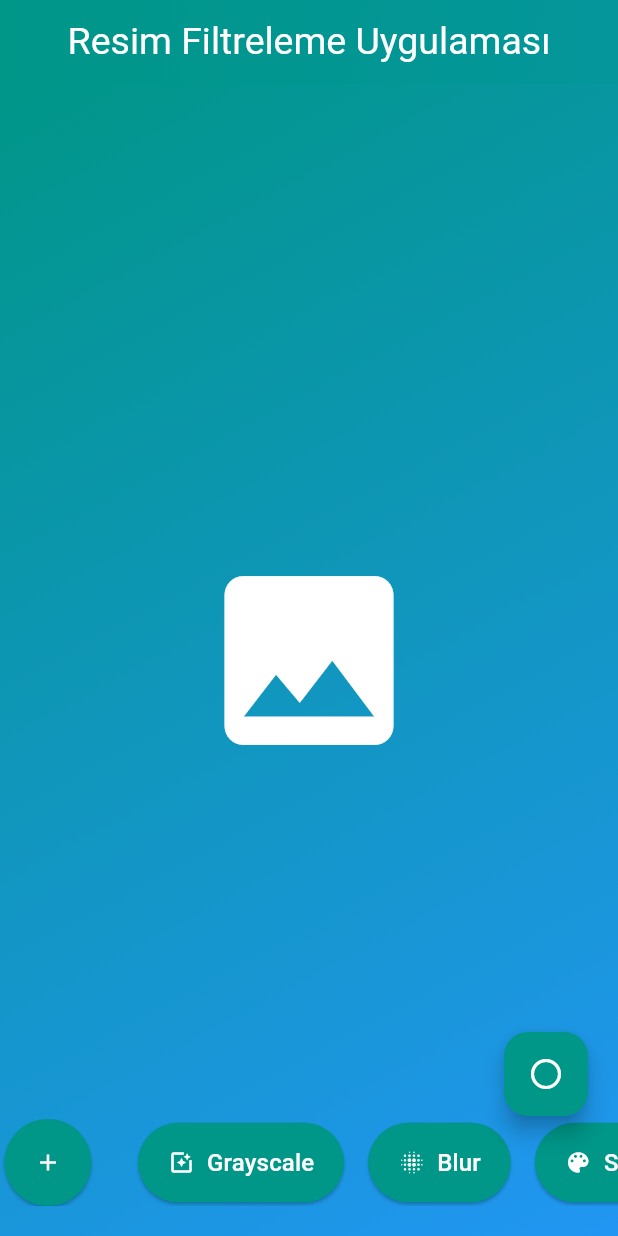
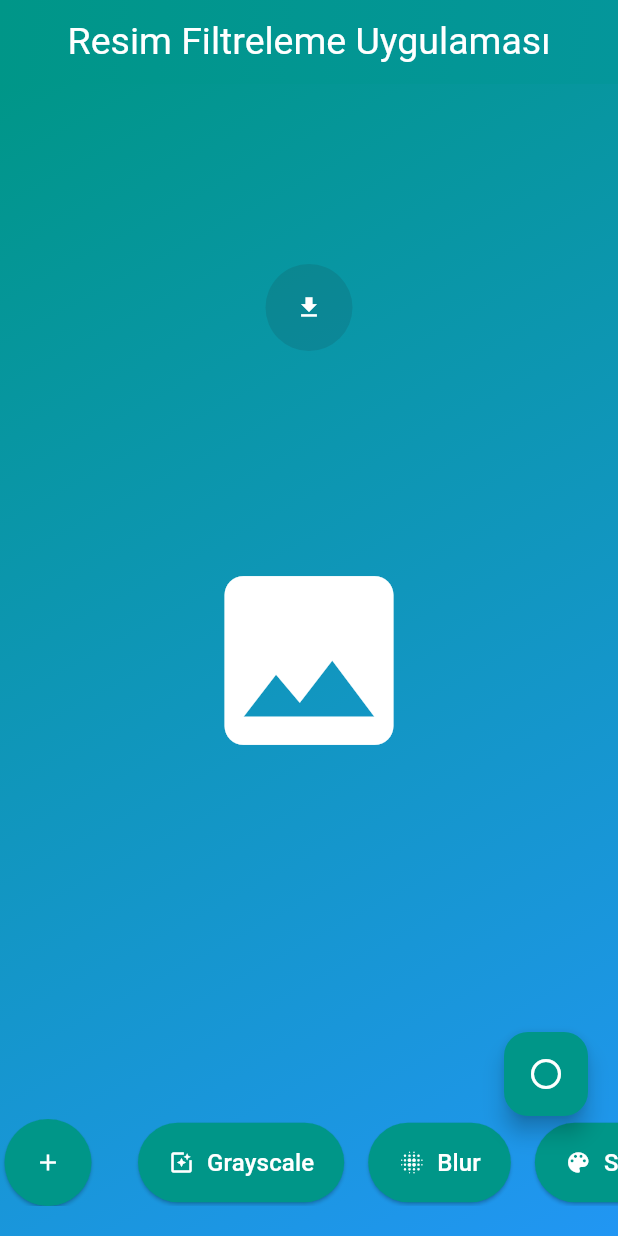
Before and after one commit to kahvecioglu/resimefekti, a Flutter app: the screen it shows after launch, on a phone screen of 412 x 824 dp. Run offline on Flutter 3.47's test engine with Material 3 defaults, Android fonts, the phone set to English and light mode, and no system bars; our stand-ins replace image_picker, permission_handler.

Commit message:
added download button

```diff
--- a/lib/image_provider_model.dart
+++ b/lib/image_provider_model.dart
@@ -1,5 +1,3 @@
-// image_provider_model.dart
-
 import 'dart:typed_data';
 import 'package:flutter/material.dart';
 
--- a/lib/main.dart
+++ b/lib/main.dart
@@ -3,6 +3,8 @@ import 'dart:io';
 import 'package:flutter/material.dart';
 import 'package:image_picker/image_picker.dart';
 import 'package:provider/provider.dart';
+import 'package:path_provider/path_provider.dart';
+import 'package:permission_handler/permission_handler.dart'; // İzinler için
 import 'api.dart'; // api.dart dosyasını içeri aktar
 import 'image_provider_model.dart'; // image_provider_model.dart dosyasını içeri aktar
 
@@ -79,6 +81,41 @@ class _HomeScreenState extends State<HomeScreen> {
     }
   }
 
+  Future<void> _downloadImage(Uint8List imageBytes) async {
+    // İzinleri kontrol et ve gerekli izinleri al
+    final permissionStatus = await Permission.storage.request();
+    if (!permissionStatus.isGranted) {
+      ScaffoldMessenger.of(context).showSnackBar(
+        SnackBar(content: Text('Depolama izni verilmedi!')),
+      );
+      return;
+    }
+
+    // Android cihazında dış depolama alanındaki Downloads klasörünü alıyoruz
+    final directory = await getExternalStorageDirectory();
+    if (directory == null) {
+      ScaffoldMessenger.of(context).showSnackBar(
+        SnackBar(content: Text('Klasör alınamadı!')),
+      );
+      return;
+    }
+
+    // Downloads klasörü içinde dosyayı kaydediyoruz
+    final file = File('${directory.path}/downloaded_image.png');
+
+    await file.writeAsBytes(imageBytes);
+
+    ScaffoldMessenger.of(context).showSnackBar(
+      SnackBar(content: Text('Resim başarıyla indirildi!')),
+    );
+    ScaffoldMessenger.of(context).showSnackBar(
+      SnackBar(content: Text("konum :" + file.path)),
+    );
+
+    // Dosyanın kaydedildiği yeri yazdırma (geliştirici için)
+    print('Dosya kaydedildi: ${file.path}');
+  }
+
   @override
   Widget build(BuildContext context) {
     return Scaffold(
@@ -151,6 +188,27 @@ class _HomeScreenState extends State<HomeScreen> {
                       child: Center(child: CircularProgressIndicator()),
                     ),
                   ),
+                // İndirme butonunu üst kısma taşıdık
+                Positioned(
+                  top: 120, // Üstten 120 px aşağıda
+                  left: 0,
+                  right: 0,
+                  child: ElevatedButton(
+                    onPressed: imageProvider.isLoading ||
+                            imageProvider.selectedImage == null
+                        ? null
+                        : () => _downloadImage(imageProvider.selectedImage!),
+                    child: Icon(
+                      Icons.download,
+                      color: Colors.white,
+                    ),
+                    style: ElevatedButton.styleFrom(
+                      shape: CircleBorder(),
+                      padding: EdgeInsets.all(20),
+                      backgroundColor: Colors.teal,
+                    ),
+                  ),
+                ),
                 Positioned(
                   bottom: 20,
                   left: 0,
--- a/pubspec.yaml
+++ b/pubspec.yaml
@@ -41,6 +41,8 @@ dependencies:
   flutter_plugin_android_lifecycle: ^2.0.25
   image: ^4.5.3
   ffi: ^2.0.0
+  path_provider: ^2.1.5
+  permission_handler: ^11.4.0
 
 
 dev_dependencies:
```
Also changed, not shown: pubspec.lock, 114 other files.
